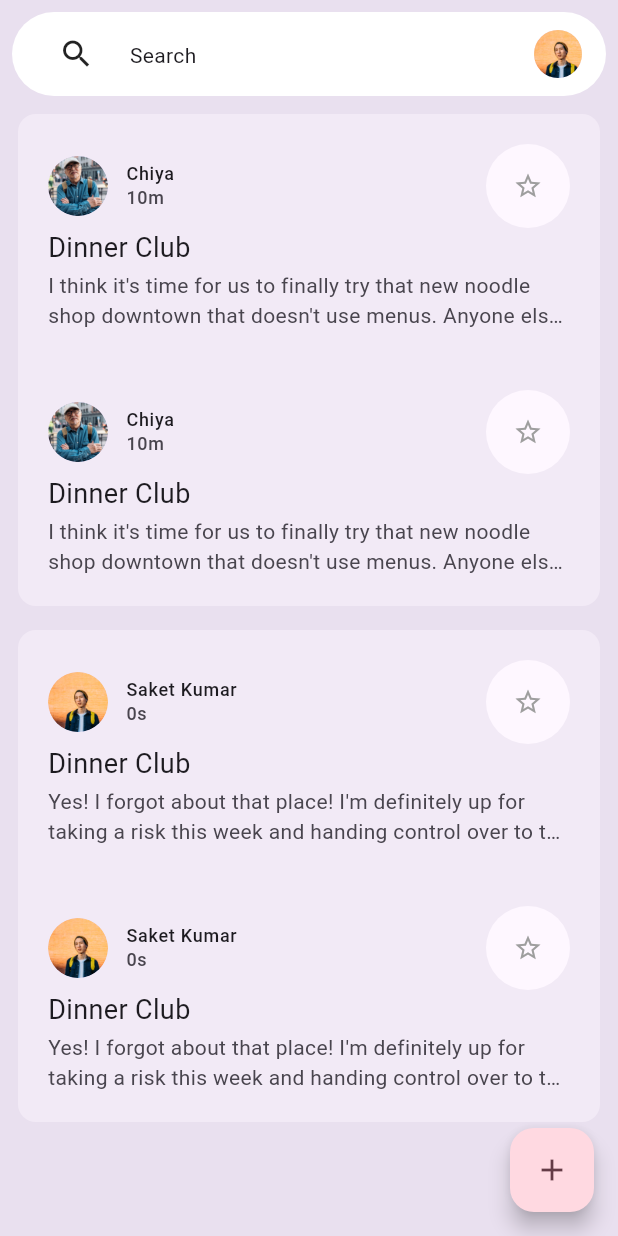
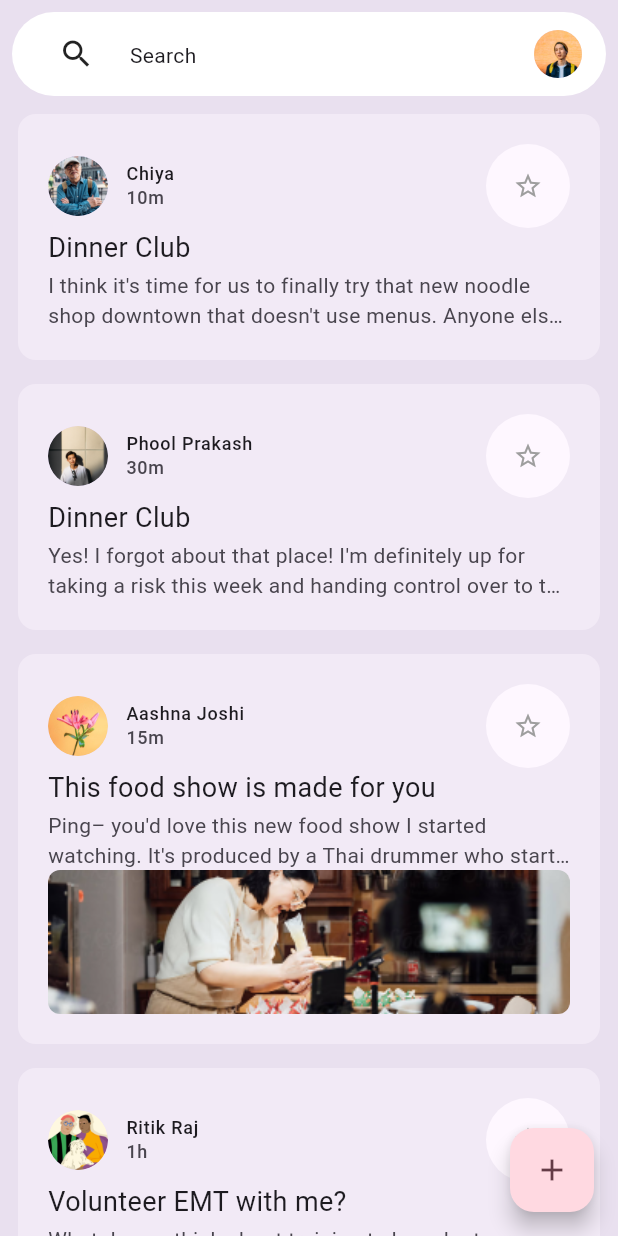
Before and after one commit to Phool-Prakash/MessengerApp, a Flutter app: the screen it shows after launch, on a phone screen of 412 x 824 dp. Run offline on Flutter 3.47's test engine with Material 3 defaults, Android fonts, the phone set to English and light mode, and no system bars.

```diff
--- a/lib/model/data.dart
+++ b/lib/model/data.dart
@@ -17,18 +17,18 @@ final User user_2 = User(
 
 final User user_3 = User(
     name: const Name(fName: 'Aashna', lName: 'Joshi'),
-    avatarUrl: 'assets/image/avatar_4.png',
+    avatarUrl: 'assets/images/avatar_4.png',
     lastActive: DateTime.now().subtract(const Duration(minutes: 15)));
 
 final User user_4 = User(
     name: const Name(fName: 'Ritik', lName: 'Raj'),
-    avatarUrl: 'asstes/images/avatar_5.png',
+    avatarUrl: 'assets/images/avatar_5.png',
     lastActive: DateTime.now().subtract(const Duration(hours: 1)));
 
 final List<Email> emails = [
   Email(
     sender: user_1,
-    recipients: [user_3, user_2],
+    recipients: [],
     subject: 'Dinner Club',
     content: "I think it's time for us to finally try that new noodle shop"
         " downtown that doesn't use menus. Anyone else have"
@@ -37,18 +37,54 @@ final List<Email> emails = [
         " gets to order for themselves - could be fun, or terrible, or both :)\n\nSo",
   ),
   Email(
-    sender: user_0,
-    recipients: [
-      user_3,
-      user_2,
-    ],
+    sender: user_2,
+      recipients: [],
     subject: 'Dinner Club',
-    content:
-        "Yes! I forgot about that place! I'm definitely up "
-            "for taking a risk this week and handing control over "
-            "to this mysterious noodle chef. I wonder what happens "
-            "if you have allergies though? Lucky none of us have any "
-            "otherwise I'd be a bit concerned.\n\nThis is going to be great."
-            " See you all at the usual time?",
-  )
+    content: "Yes! I forgot about that place! I'm definitely up "
+        "for taking a risk this week and handing control over "
+        "to this mysterious noodle chef. I wonder what happens "
+        "if you have allergies though? Lucky none of us have any "
+        "otherwise I'd be a bit concerned.\n\nThis is going to be great."
+        " See you all at the usual time?",
+  ),
+  Email(
+      sender: user_3,
+      recipients: [],
+      subject: 'This food show is made for you',
+      content: "Ping– you'd love this new food show I started watching. "
+          "It's produced by a Thai drummer who started getting "
+          "recognized for the amazing vegan food she always brought"
+          " to shows.",
+      attachment: [const Attachment(url: 'assets/images/thumbnail_1.png')]),
+  Email(
+    sender: user_4,
+    recipients: [],
+    subject: 'Volunteer EMT with me?',
+    content: 'What do you think about training to be volunteer EMTs?'
+        'We could do it together for moral support. Think about it??',
+  ),
 ];
+
+final List<Email> replies = [
+  Email(
+    sender: user_2,
+    recipients: [user_3, user_2],
+    subject: 'Dinner Club',
+    content: "I think it's time for us to finally try that "
+        "new noodle shop downtown that doesn't use menus."
+        "Anyone else have other suggestions for dinner club "
+        "this week? I'm so intrigued by this idea of a noodle"
+        " restaurant where no one gets to order for themselves - "
+        "could be fun, or terrible, or both :)\n\nSo",
+  ),
+  Email(
+      sender: user_0,
+      recipients: [user_3, user_2],
+      subject: 'Dinner Club',
+      content: "Yes! I forgot about that place! I'm definitely up for "
+          "taking a risk this week and handing control over to "
+          "this noodle chef. I wonder what happens if u have "
+          "all allergies though? Lucky none of use have any "
+          "otherwise I'd be a bit concerned.\n\nThis is going "
+          "to be great. See u all at the usual time?")
+];
--- a/lib/widgets/email_widget.dart
+++ b/lib/widgets/email_widget.dart
@@ -59,11 +59,6 @@ class _EmailWidgetState extends State<EmailWidget> {
                 isPreview: widget.isPreview,
                 isThreaded: widget.isThreaded,
                 isSelected: widget.isSelected),
-            EmailContent(
-                email: widget.email,
-                isPreview: widget.isPreview,
-                isThreaded: widget.isThreaded,
-                isSelected: widget.isSelected)
           ],
         ),
       ),
```
